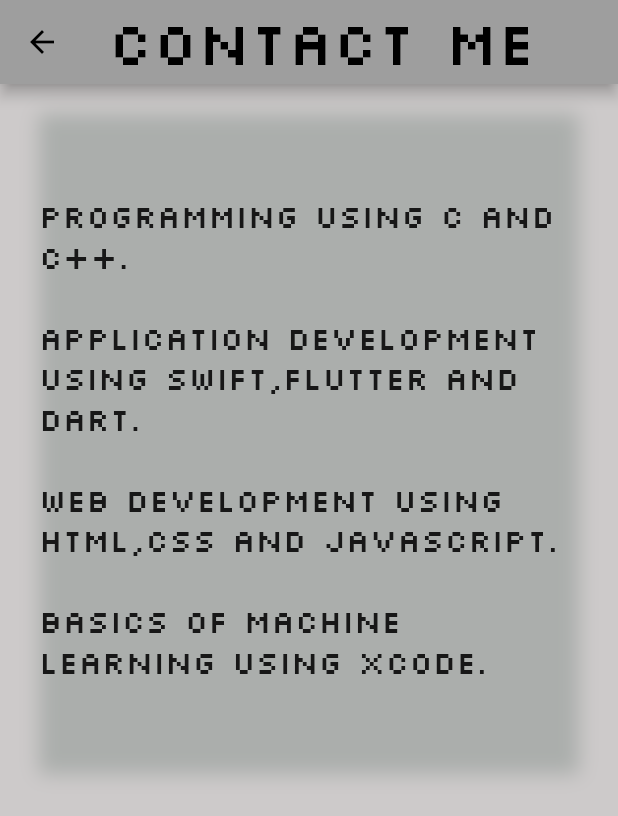
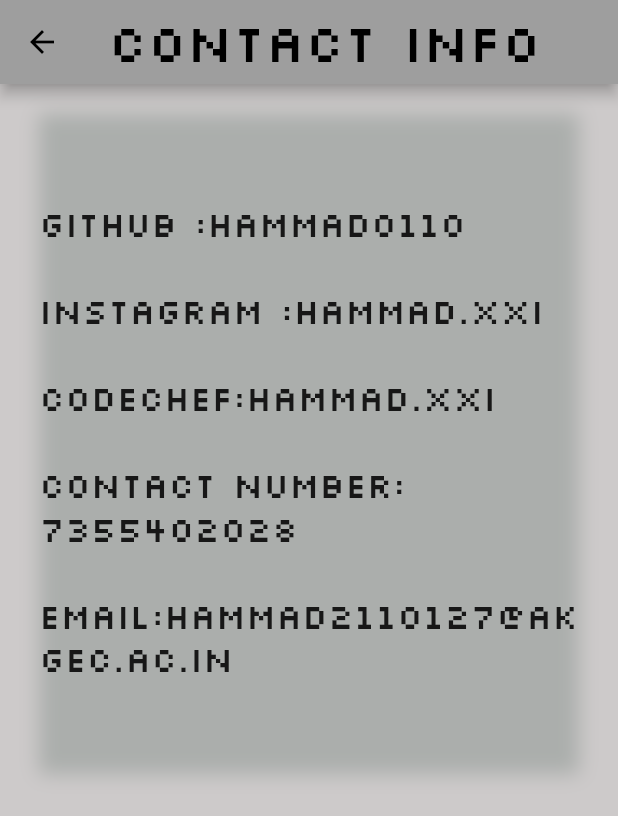
Before and after one commit to hammad0110/portfolioApp, a Flutter app: the Contact screen opened by its route, on a phone screen of 412 x 824 dp. Shown: the top 816 px of the screen. Run offline on Flutter 3.47's test engine with Material 2 defaults, Android fonts, the phone set to English and light mode, and no system bars; our stand-ins replace animated_text_kit.

Commit message:
Update main.dart

```diff
--- a/portfolio1/lib/main.dart
+++ b/portfolio1/lib/main.dart
@@ -326,8 +326,8 @@ class Contact extends StatelessWidget {
     return Scaffold(
       appBar: AppBar(
           title: Text(
-        "CONTACT ME",
-        style: TextStyle(fontFamily: 'Silkscreen', fontSize: 40),
+        "CONTACT INFO",
+        style: TextStyle(fontFamily: 'Silkscreen', fontSize: 35),
       )),
       body: (Center(
         child: Column(
@@ -336,12 +336,17 @@ class Contact extends StatelessWidget {
               margin: const EdgeInsets.fromLTRB(0, 20, 0, 0),
               child: SizedBox(
                   child: Text(
-                    "      \n\n"
-                    "Programming using C and C++.\n\n"
-                    "Application development using Swift,flutter and dart.\n\n"
-                    "Web Development using HTML,CSS and JAVASCRIPT.\n\n"
-                    "Basics of Machine learning using Xcode.",
-                    style: TextStyle(fontFamily: 'Silkscreen', fontSize: 21),
+                    " \n\n"
+                    "Github :hammad0110"
+                    "\n\n"
+                    "Instagram :hammad.xxi"
+                    "\n\n"
+                    "codechef:hammad.xxi"
+                    "\n\n"
+                    "contact Number: 7355402028"
+                    "\n\n"
+                    "email:hammad2110127@akgec.ac.in",
+                    style: TextStyle(fontFamily: 'Silkscreen', fontSize: 23),
                   ),
                   height: 440,
                   width: 360),
```
